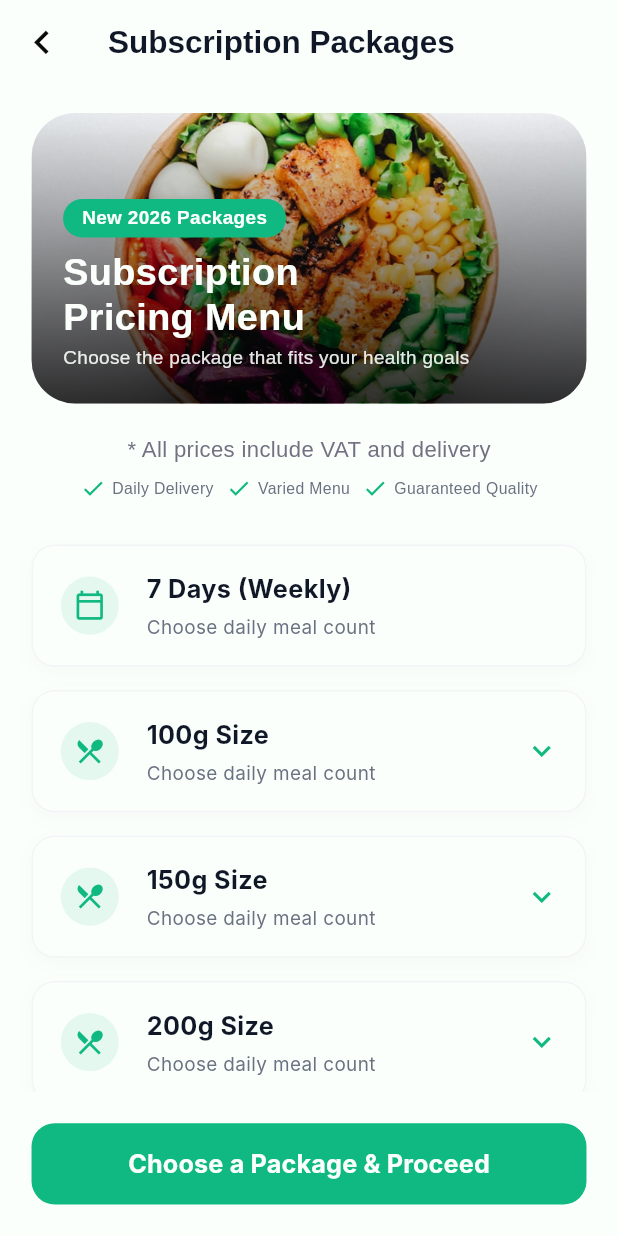
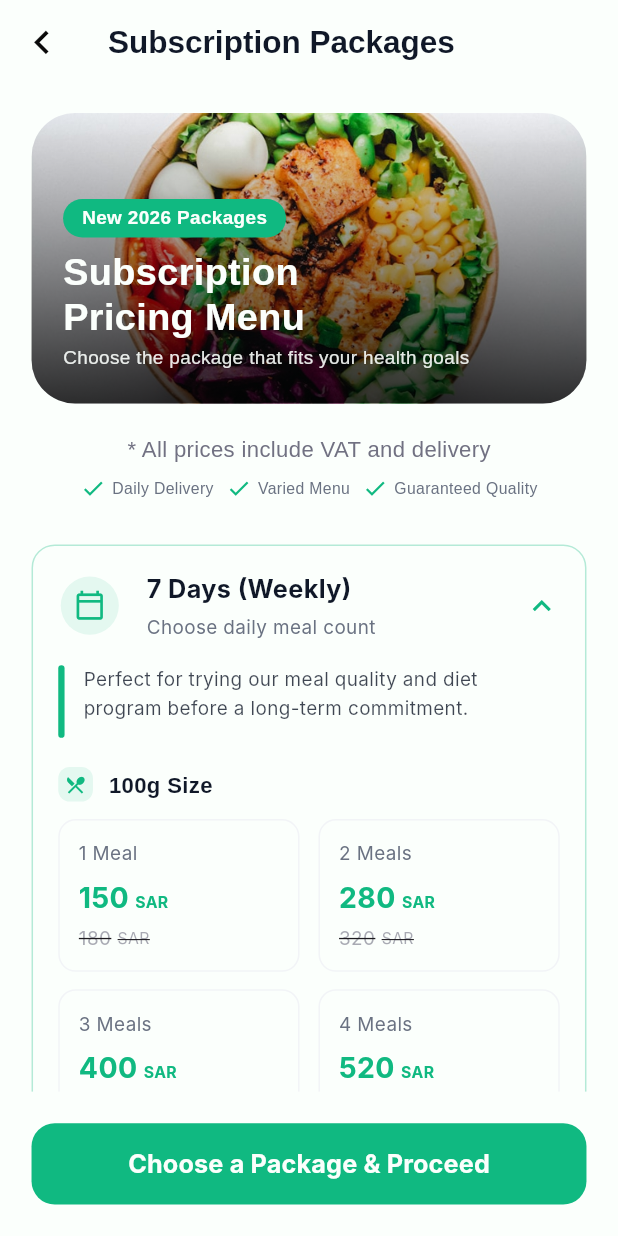
Before and after one commit to IbrahimMohamed101/basicdiet145, a Flutter app: the SubscriptionScreen screen opened by its route, after a tap on "7 Days (Weekly)", on a phone screen of 412 x 824 dp. Run offline on Flutter 3.47's test engine with Material 3 defaults, Android fonts, the phone set to English and light mode, and no system bars; our stand-ins replace dartz, dio, equatable, flutter_bloc, flutter_otp_text_field, flutter_screenutil and 9 more; accounts and stored records are empty; generated files the repository leaves out were written again; Roboto replaces fonts that are missing (Inter).

Commit message:
feat: add initial network configuration, home and subscription screens, routing, and verification BLoC.

```diff
--- a/lib/presentation/main/home_screen.dart
+++ b/lib/presentation/main/home_screen.dart
@@ -1,4 +1,4 @@
-import 'package:basic_diet/presentation/main/subscription_screen.dart';
+import 'package:basic_diet/presentation/main/subscription/subscription_screen.dart';
 import 'package:flutter/material.dart';
 import 'package:flutter_screenutil/flutter_screenutil.dart';
 import 'package:flutter_svg/flutter_svg.dart';
--- a/lib/presentation/main/subscription_screen.dart
+++ b/lib/presentation/main/subscription/subscription_screen.dart
@@ -23,12 +23,10 @@ class _SubscriptionScreenState extends State<SubscriptionScreen> {
     {
       'title': Strings.daysWeekly,
       'icon': Icons.calendar_today_outlined,
-      'isExpandable': false,
-    },
+      'isExpandable': true,
+      'sizes': [
         {
           'title': Strings.size100g,
-      'icon': Icons.restaurant_menu, // Using placeholder icon
-      'isExpandable': true,
           'options': [
             {'title': Strings.meal1, 'price': '150', 'oldPrice': '180'},
             {'title': Strings.meals2, 'price': '280', 'oldPrice': '320'},
@@ -39,8 +37,6 @@ class _SubscriptionScreenState extends State<SubscriptionScreen> {
         },
         {
           'title': Strings.size150g,
-      'icon': Icons.restaurant_menu,
-      'isExpandable': true,
           'options': [
             {'title': Strings.meal1, 'price': '195', 'oldPrice': '230'},
             {'title': Strings.meals2, 'price': '350', 'oldPrice': '400'},
@@ -51,14 +47,14 @@ class _SubscriptionScreenState extends State<SubscriptionScreen> {
         },
         {
           'title': Strings.size200g,
-      'icon': Icons.restaurant_menu,
-      'isExpandable': true,
           'options': [
             {'title': Strings.meal1, 'price': '240', 'oldPrice': '280'},
             {'title': Strings.meals2, 'price': '420', 'oldPrice': '480'},
             {'title': Strings.meals3, 'price': '580', 'oldPrice': '650'},
             {'title': Strings.meals4, 'price': '740', 'oldPrice': '820'},
             {'title': Strings.meals5, 'price': '870', 'oldPrice': '980'},
+          ],
+        },
       ],
     },
   ];
@@ -342,14 +338,17 @@ class _SubscriptionScreenState extends State<SubscriptionScreen> {
                 ],
               ),
             ),
-            if (isExpanded) _buildExpandedContent(package['options']),
+            if (isExpanded) _buildExpandedContent(package),
           ],
         ),
       ),
     );
   }
 
-  Widget _buildExpandedContent(List<dynamic> options) {
+  Widget _buildExpandedContent(Map<String, dynamic> package) {
+    final sizes = package['sizes'] as List<Map<String, dynamic>>?;
+    final options = package['options'] as List<dynamic>?;
+
     return Padding(
       padding: EdgeInsetsDirectional.only(
         start: AppPadding.p16.w,
@@ -357,6 +356,7 @@ class _SubscriptionScreenState extends State<SubscriptionScreen> {
         bottom: AppPadding.p16.h,
       ),
       child: Column(
+        crossAxisAlignment: CrossAxisAlignment.start,
         children: [
           Row(
             crossAxisAlignment: CrossAxisAlignment.start,
@@ -385,7 +385,52 @@ class _SubscriptionScreenState extends State<SubscriptionScreen> {
             ],
           ),
           Gap(AppSize.s20.h),
-          Column(
+          if (sizes != null)
+            ...sizes.map((size) => _buildSizeSection(size))
+          else if (options != null)
+            _buildOptionsGrid(options),
+        ],
+      ),
+    );
+  }
+
+  Widget _buildSizeSection(Map<String, dynamic> size) {
+    return Column(
+      crossAxisAlignment: CrossAxisAlignment.start,
+      children: [
+        Row(
+          children: [
+            Container(
+              padding: EdgeInsetsDirectional.all(AppSize.s4.w),
+              decoration: BoxDecoration(
+                color: ColorManager.greenPrimary.withValues(alpha: 0.1),
+                borderRadius: BorderRadius.circular(AppSize.s8.r),
+              ),
+              child: Icon(
+                Icons.restaurant_menu,
+                color: ColorManager.greenPrimary,
+                size: AppSize.s14.sp,
+              ),
+            ),
+            Gap(AppSize.s10.w),
+            Text(
+              size['title'],
+              style: getBoldTextStyle(
+                color: ColorManager.black101828,
+                fontSize: FontSizeManager.s14.sp,
+              ),
+            ),
+          ],
+        ),
+        Gap(AppSize.s12.h),
+        _buildOptionsGrid(size['options']),
+        Gap(AppSize.s24.h),
+      ],
+    );
+  }
+
+  Widget _buildOptionsGrid(List<dynamic> options) {
+    return Column(
       children: [
         for (int i = 0; i < options.length; i += 2)
           Padding(
@@ -405,9 +450,6 @@ class _SubscriptionScreenState extends State<SubscriptionScreen> {
             ),
           ),
       ],
-          ),
-        ],
-      ),
     );
   }
 
--- a/lib/presentation/resources/routes_manager.dart
+++ b/lib/presentation/resources/routes_manager.dart
@@ -2,7 +2,7 @@ import 'package:basic_diet/app/dependency_injection.dart';
 import 'package:basic_diet/app/functions.dart';
 import 'package:basic_diet/presentation/login/login_screen.dart';
 import 'package:basic_diet/presentation/main/main_screen.dart';
-import 'package:basic_diet/presentation/main/subscription_screen.dart';
+import 'package:basic_diet/presentation/main/subscription/subscription_screen.dart';
 import 'package:basic_diet/presentation/onboarding/on_boarding_screen.dart';
 import 'package:basic_diet/presentation/register/register_screen.dart';
 import 'package:basic_diet/presentation/splash/splash_screen.dart';
--- a/lib/presentation/verify/verify_bloc.dart
+++ b/lib/presentation/verify/verify_bloc.dart
@@ -75,7 +75,7 @@ class VerifyBloc extends Bloc<VerifyEvent, VerifyState> {
       (data) async {
         // Store token
         if (data.token != null && data.token!.isNotEmpty) {
-          await _appPreferences.setUserToken("token", data.token!);
+          await _appPreferences.setUserToken("login", data.token!);
           showToast(message: "Success Otp", state: ToastStates.success);
           emit(
             VerifySuccessState(
```
Also changed, not shown: lib/data/network/dio_factory.dart (+35 -20 lines). Lines whose indentation alone changed are shown as unchanged.
